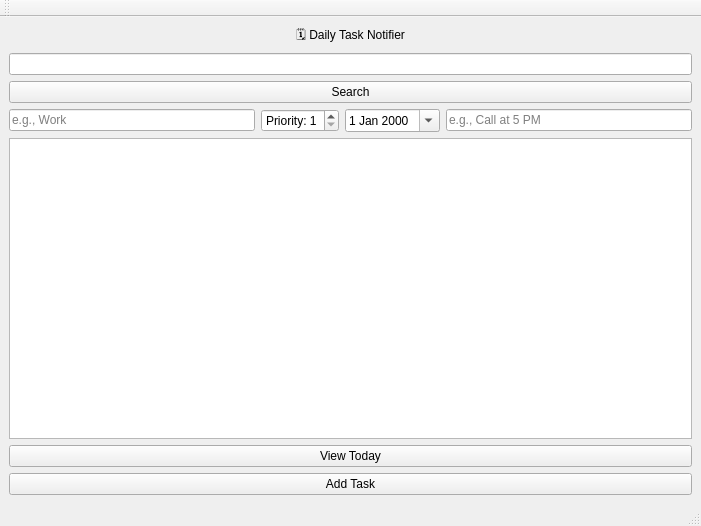
First picture: the form in src/mainwindow.ui, repository RazaJavaid2004/Daily-Task-Notifier, before the edit.
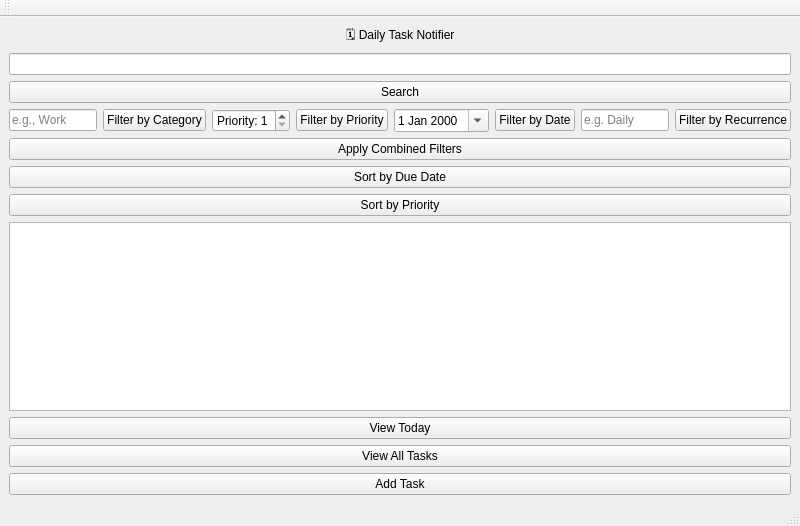
Second picture: the form after the edit.

Patch:
```diff
--- a/src/mainwindow.ui
+++ b/src/mainwindow.ui
@@ -6,14 +6,14 @@
    <rect>
     <x>0</x>
     <y>0</y>
-    <width>701</width>
+    <width>800</width>
     <height>526</height>
    </rect>
   </property>
   <property name="minimumSize">
    <size>
-    <width>600</width>
-    <height>400</height>
+    <width>800</width>
+    <height>500</height>
    </size>
   </property>
   <property name="windowTitle">
@@ -54,6 +54,13 @@
     </property>
    </widget>
   </item>
+      <item>
+       <widget class="QPushButton" name="filterCategoryButton">
+        <property name="text">
+         <string>Filter by Category</string>
+        </property>
+       </widget>
+      </item>
   <item>
    <widget class="QSpinBox" name="priorityInput">
     <property name="prefix">
@@ -67,6 +74,13 @@
     </property>
    </widget>
   </item>
+      <item>
+       <widget class="QPushButton" name="filterPriorityButton">
+        <property name="text">
+         <string>Filter by Priority</string>
+        </property>
+       </widget>
+      </item>
   <item>
    <widget class="QDateEdit" name="dueDateInput">
     <property name="calendarPopup">
@@ -75,14 +89,49 @@
    </widget>
   </item>
   <item>
-   <widget class="QLineEdit" name="reminderInput">
+       <widget class="QPushButton" name="filterDateButton">
+        <property name="text">
+         <string>Filter by Date</string>
+        </property>
+       </widget>
+      </item>
+      <item>
+       <widget class="QLineEdit" name="recurrenceInput">
     <property name="placeholderText">
-     <string>e.g., Call at 5 PM</string>
+         <string>e.g. Daily</string>
+        </property>
+       </widget>
+      </item>
+      <item>
+       <widget class="QPushButton" name="filterRecurrenceButton">
+        <property name="text">
+         <string>Filter by Recurrence</string>
     </property>
    </widget>
   </item>
  </layout>
 </item>
+    <item>
+     <widget class="QPushButton" name="combinedFilterButton">
+      <property name="text">
+       <string>Apply Combined Filters</string>
+      </property>
+     </widget>
+    </item>
+    <item>
+     <widget class="QPushButton" name="sortByDateButton">
+      <property name="text">
+       <string>Sort by Due Date</string>
+      </property>
+     </widget>
+    </item>
+    <item>
+     <widget class="QPushButton" name="sortByPriorityButton">
+      <property name="text">
+       <string>Sort by Priority</string>
+      </property>
+     </widget>
+    </item>
     <item>
      <widget class="QListWidget" name="taskList"/>
     </item>
@@ -93,6 +142,13 @@
       </property>
      </widget>
     </item>
+    <item>
+ <widget class="QPushButton" name="viewAllButton">
+  <property name="text">
+   <string>View All Tasks</string>
+  </property>
+ </widget>
+</item>
     <item>
      <widget class="QPushButton" name="addTaskButton">
       <property name="text">
```
Left out of the diff: 4 changed lines with no effect on the pictures. Lines whose indentation alone changed are shown as unchanged.
